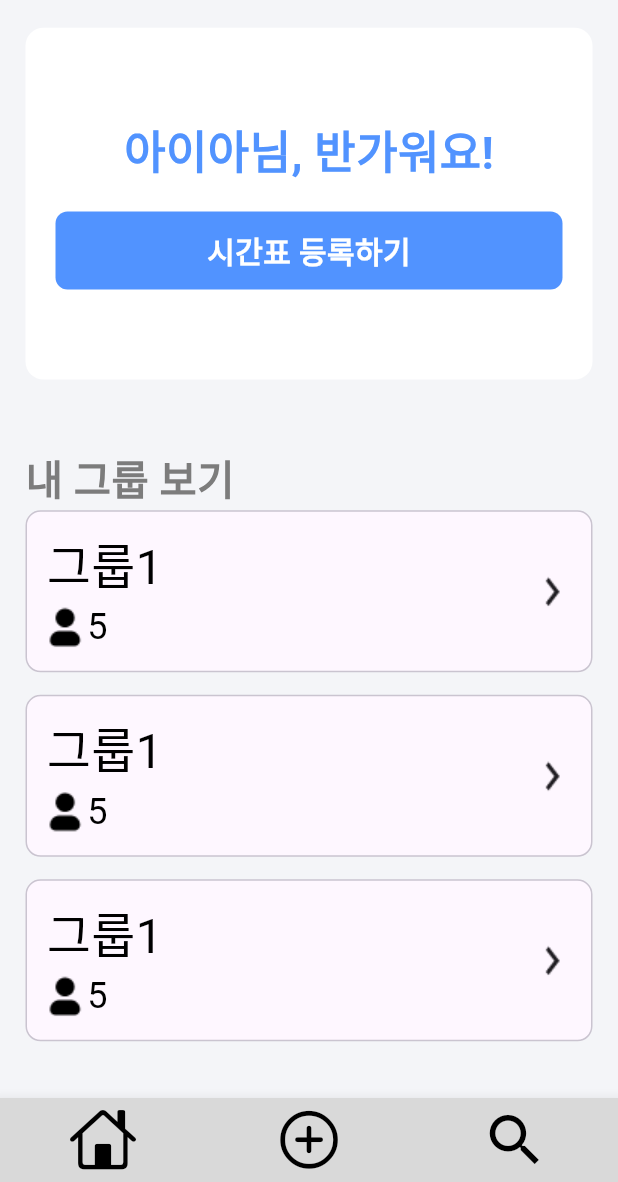
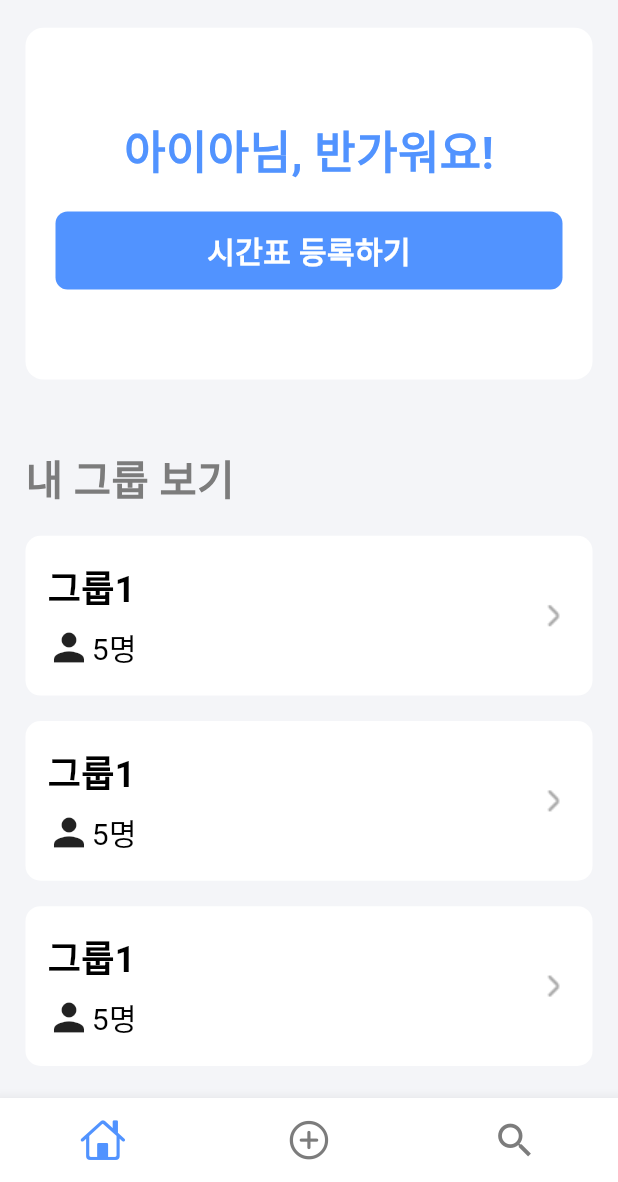
Before and after one commit to AIIA-GCU/VinTeum-FE, a Flutter app: the RootTab screen opened directly, on a phone screen of 412 x 824 dp, the part 54-1236 px from its top. Run offline on Flutter 3.47's test engine with Material 3 defaults, Android fonts, the phone set to English and light mode, and no system bars; our stand-ins replace image_picker.

Commit message:
[feat] 바텀바 수정 & 디자인 수정

```diff
--- a/lib/widget/Group_List.dart
+++ b/lib/widget/Group_List.dart
@@ -20,39 +20,37 @@ class GroupList extends StatelessWidget {
         Navigator.push(context, MaterialPageRoute(builder: (context) => DetailScreen()));
       },
       child: Container(
-        margin: EdgeInsets.fromLTRB(0, 0, 0, 15),
-        padding: const EdgeInsets.symmetric(vertical: 12, horizontal: 10),
+        margin: EdgeInsets.fromLTRB(0, 17, 0, 0),
+        padding: const EdgeInsets.symmetric(vertical: 17, horizontal: 14),
         decoration: BoxDecoration(
-          color: VinTeumColors.mainColor,
+          color: Colors.white,
           borderRadius: BorderRadius.circular(10),
-            border: Border.all(color: VinTeumColors.borderColor, width: 1
-            )
         ),
         child: Row(
+          mainAxisAlignment: MainAxisAlignment.center,
           children: [
             Column(
               children: [
                 Text(
                     title,
                     style: TextStyle(
-                        fontSize: 32, color: Colors.black)
+                        fontSize: 24, color: Colors.black, fontWeight: FontWeight.bold)
                 ),
+                SizedBox(height: ratio.height * 7),
                 Row(
-                    mainAxisAlignment: MainAxisAlignment.start,
                   children: [
-                    Image.asset("assets/img/user.png"),
+                    Icon(Icons.person, size: 30),
                     Text(
-                        number,
+                        "$number명",
                         style: TextStyle(
-                            fontSize: 24, color: Colors.black)
+                            fontSize: 20, color: Colors.black)
                     ),
-                    SizedBox(width: ratio.width * 40)
                   ],
                 )
               ],
             ),
             Spacer(),
-            Image.asset("assets/img/navigate.png")
+            Image.asset("assets/img/navigation.png")
           ],
         ),
 
--- a/lib/widget/root_tab.dart
+++ b/lib/widget/root_tab.dart
@@ -43,14 +43,14 @@ class _RootTabState extends State<RootTab> with SingleTickerProviderStateMixin {
           controller: controller,
           children: [
             HomeScreen(),
-            MakeScreen(),
+            MakeScreen(selected: false),
             SearchScreen()
           ]
       ),
       bottomNavigationBar: BottomNavigationBar(
-          selectedItemColor: Colors.black,
-          unselectedItemColor: Colors.black,
-          backgroundColor: VinTeumColors.grey2,
+          selectedItemColor: VinTeumColors.mainBlue,
+          unselectedItemColor: VinTeumColors.darkgrey,
+          backgroundColor: Colors.white,
           selectedFontSize: 0,
           selectedLabelStyle: TextStyle(color: Colors.black),
           unselectedLabelStyle: TextStyle(color: Colors.black),
@@ -59,12 +59,11 @@ class _RootTabState extends State<RootTab> with SingleTickerProviderStateMixin {
           onTap: (int index){
             controller.animateTo(index);
           },
-          showUnselectedLabels: true,
           currentIndex: index,
           items: [
-            BottomNavigationBarItem(icon: Icon(CupertinoIcons.home,size: 45,), label: ''),
-            BottomNavigationBarItem(icon: Icon(CupertinoIcons.plus_circle,size: 45), label: ''),
-            BottomNavigationBarItem(icon: Icon(Icons.search,size: 45), label: ''),
+            BottomNavigationBarItem(icon: Icon(CupertinoIcons.home,size: 30), label: '홈'),
+            BottomNavigationBarItem(icon: Icon(CupertinoIcons.plus_circle,size: 30), label: '그룹 생성'),
+            BottomNavigationBarItem(icon: Icon(Icons.search,size: 30), label: '그룹 참여'),
           ]
       ),
     );
```
Also changed, not shown: assets/img/navigate.png (deleted), assets/img/navigation.png (added), assets/img/user.png.
